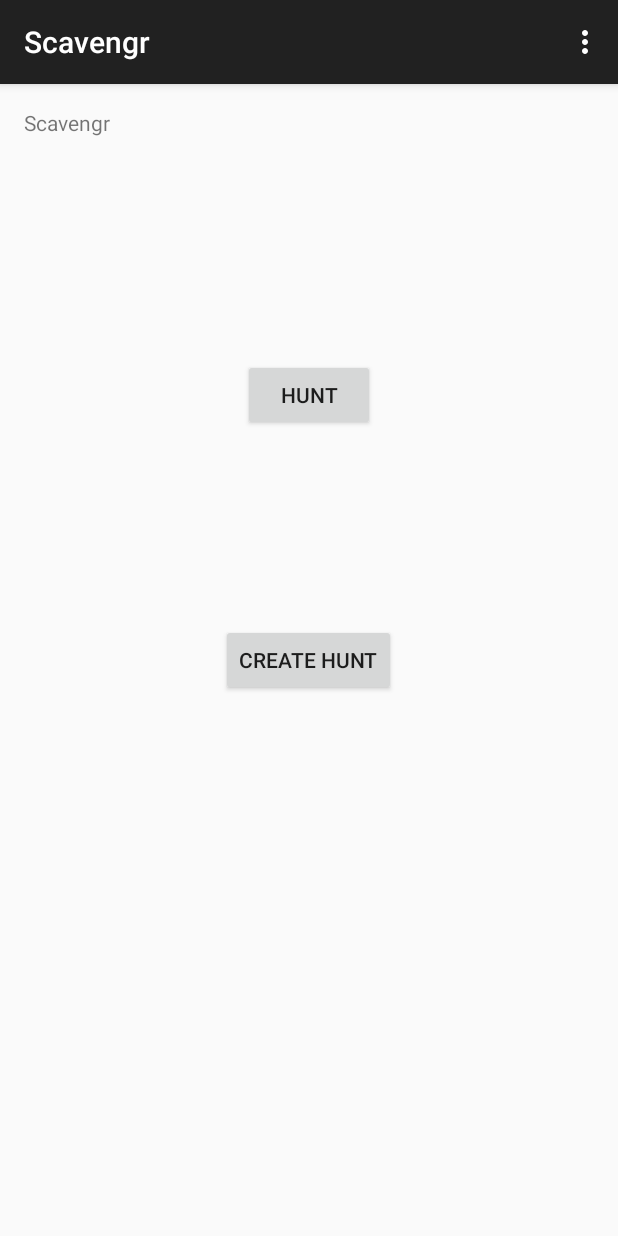
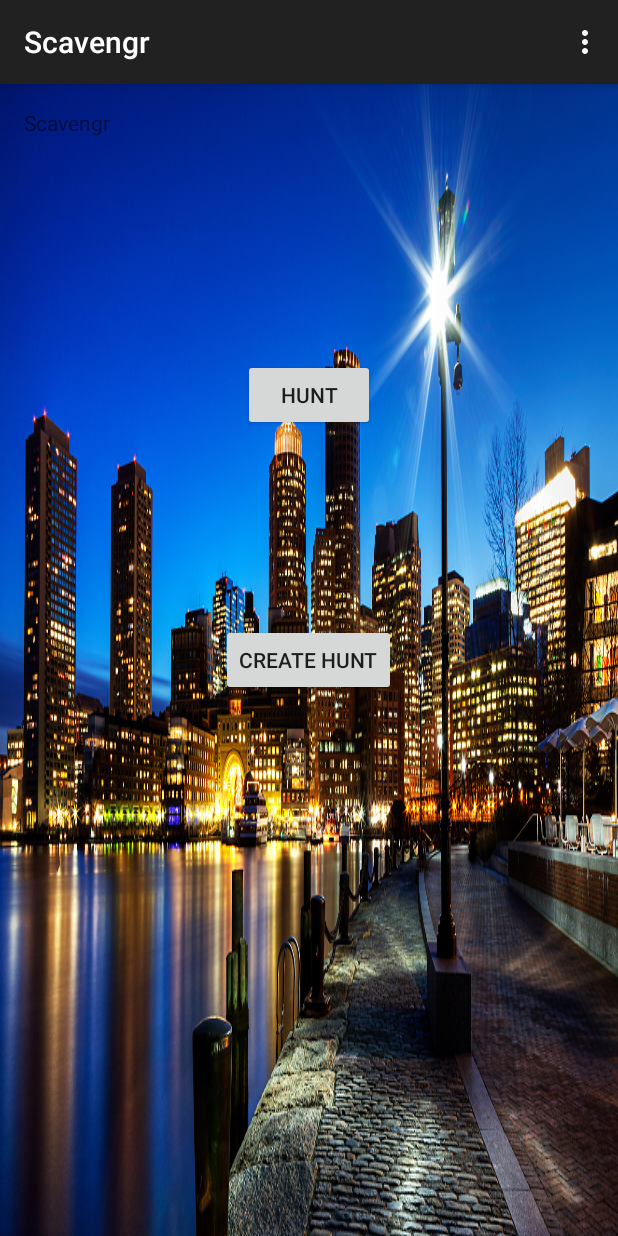
Before and after one commit to mgebhard/Scavengr, an Android app: the screen it shows after launch (MainActivity), on a phone screen of 412 x 824 dp. Run offline under Robolectric (Android 15) with nearby library versions, the phone set to English and light mode, and no system bars.

Commit message:
Picture of City

```diff
--- a/Scavengr/app/src/main/java/mit/scavengr/MainActivity.java
+++ b/Scavengr/app/src/main/java/mit/scavengr/MainActivity.java
@@ -1,12 +1,15 @@
 package mit.scavengr;
 
 import android.content.Intent;
+import android.content.res.Resources;
+import android.graphics.drawable.Drawable;
 import android.support.v7.app.ActionBarActivity;
 import android.os.Bundle;
 import android.view.Menu;
 import android.view.MenuItem;
 import android.view.View;
 import android.widget.Button;
+import android.widget.RelativeLayout;
 
 
 public class MainActivity extends ActionBarActivity implements View.OnClickListener {
--- a/Scavengr/app/src/main/res/layout/activity_main.xml
+++ b/Scavengr/app/src/main/res/layout/activity_main.xml
@@ -3,7 +3,8 @@
     android:layout_height="match_parent" android:paddingLeft="@dimen/activity_horizontal_margin"
     android:paddingRight="@dimen/activity_horizontal_margin"
     android:paddingTop="@dimen/activity_vertical_margin"
-    android:paddingBottom="@dimen/activity_vertical_margin" tools:context=".MainActivity">
+    android:paddingBottom="@dimen/activity_vertical_margin" tools:context=".MainActivity"
+    android:background="@drawable/boston">
 
     <TextView android:text="@string/app_name" android:layout_width="wrap_content"
         android:layout_height="wrap_content"
```
Also changed, not shown: Scavengr/app/src/main/res/drawable-hdpi/boston.jpg (added), 19 other files.
